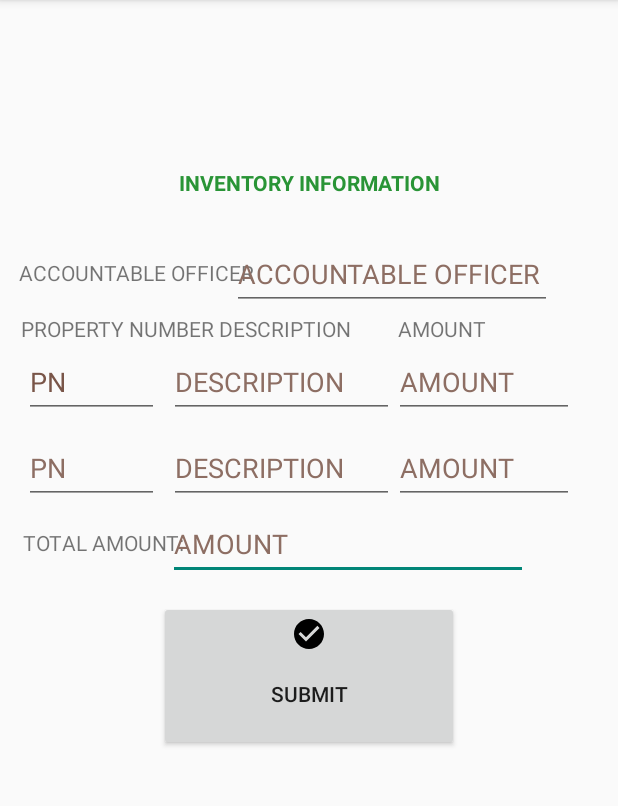
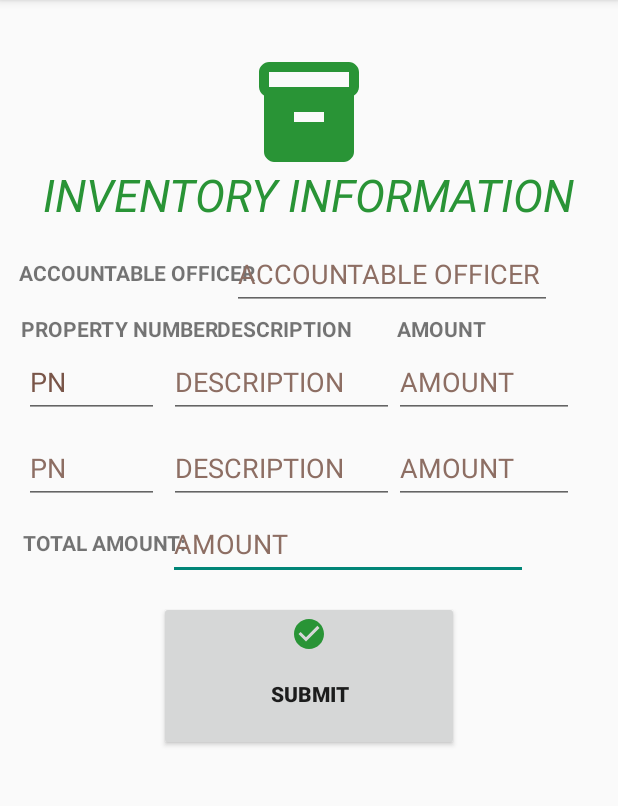
Before and after one commit to froilaaaaan1/Intro_To_Views_Aquino, an Android app: the screen it shows after launch (MainActivity), on a phone screen of 412 x 824 dp, the part 84-890 px from its top. Run offline under Robolectric (Android 15) with nearby library versions, the phone set to English and light mode, and no system bars.

Commit message:
update point #8 done ch1

```diff
--- a/app/src/main/res/drawable/baseline_check_circle_24.xml
+++ b/app/src/main/res/drawable/baseline_check_circle_24.xml
@@ -1,4 +1,4 @@
-<vector android:height="24dp" android:tint="#000000"
+<vector android:height="24dp" android:tint="@color/action"
     android:viewportHeight="24" android:viewportWidth="24"
     android:width="24dp" xmlns:android="http://schemas.android.com/apk/res/android">
     <path android:fillColor="@color/action" android:pathData="M12,2C6.48,2 2,6.48 2,12s4.48,10 10,10 10,-4.48 10,-10S17.52,2 12,2zM10,17l-5,-5 1.41,-1.41L10,14.17l7.59,-7.59L19,8l-9,9z"/>
--- a/app/src/main/res/drawable/baseline_inventory_24.xml
+++ b/app/src/main/res/drawable/baseline_inventory_24.xml
@@ -1,5 +1,5 @@
-<vector android:height="24dp" android:tint="#000000"
+<vector android:height="80dp" android:tint="@color/action"
     android:viewportHeight="24" android:viewportWidth="24"
-    android:width="24dp" xmlns:android="http://schemas.android.com/apk/res/android">
-    <path android:fillColor="@android:color/white" android:pathData="M20,2L4,2c-1,0 -2,0.9 -2,2v3.01c0,0.72 0.43,1.34 1,1.69L3,20c0,1.1 1.1,2 2,2h14c0.9,0 2,-0.9 2,-2L21,8.7c0.57,-0.35 1,-0.97 1,-1.69L22,4c0,-1.1 -1,-2 -2,-2zM15,14L9,14v-2h6v2zM20,7L4,7L4,4l16,-0.02L20,7z"/>
+    android:width="80dp" xmlns:android="http://schemas.android.com/apk/res/android">
+    <path android:fillColor="@color/action" android:pathData="M20,2L4,2c-1,0 -2,0.9 -2,2v3.01c0,0.72 0.43,1.34 1,1.69L3,20c0,1.1 1.1,2 2,2h14c0.9,0 2,-0.9 2,-2L21,8.7c0.57,-0.35 1,-0.97 1,-1.69L22,4c0,-1.1 -1,-2 -2,-2zM15,14L9,14v-2h6v2zM20,7L4,7L4,4l16,-0.02L20,7z"/>
 </vector>
--- a/app/src/main/res/layout/activity_main.xml
+++ b/app/src/main/res/layout/activity_main.xml
@@ -9,13 +9,22 @@
     <ImageView
         android:layout_width="wrap_content"
         android:layout_height="wrap_content"
+        android:background="@drawable/baseline_inventory_24"
+        app:layout_constraintBottom_toBottomOf="parent"
+        app:layout_constraintEnd_toEndOf="parent"
+        app:layout_constraintStart_toStartOf="parent"
+        app:layout_constraintTop_toTopOf="parent"
+        app:layout_constraintVertical_bias="0.05"
+        app:layout_constraintHorizontal_bias="0.50"
         />
 
     <TextView
         android:layout_width="wrap_content"
         android:layout_height="wrap_content"
         android:text="@string/inventory_information"
-        android:textStyle="bold"
+        android:textStyle="italic"
+
+        android:textSize="30dp"
         android:textColor="@color/action"
         app:layout_constraintBottom_toBottomOf="parent"
         app:layout_constraintEnd_toEndOf="parent"
@@ -25,6 +34,7 @@
         app:layout_constraintHorizontal_bias="0.50"/>
 
     <TextView
+        android:textStyle="bold"
         android:layout_width="wrap_content"
         android:layout_height="wrap_content"
         android:text="@string/accountable_officer"
@@ -38,6 +48,7 @@
     <TextView
         android:layout_width="wrap_content"
         android:layout_height="wrap_content"
+        android:textStyle="bold"
         android:text="@string/property_number"
         app:layout_constraintBottom_toBottomOf="parent"
         app:layout_constraintEnd_toEndOf="parent"
@@ -49,6 +60,7 @@
     <TextView
         android:layout_width="wrap_content"
         android:layout_height="wrap_content"
+        android:textStyle="bold"
         android:text="@string/description"
         app:layout_constraintBottom_toBottomOf="parent"
         app:layout_constraintEnd_toEndOf="parent"
@@ -60,6 +72,7 @@
     <TextView
         android:layout_width="wrap_content"
         android:layout_height="wrap_content"
+        android:textStyle="bold"
         android:text="@string/amount"
         app:layout_constraintBottom_toBottomOf="parent"
         app:layout_constraintEnd_toEndOf="parent"
@@ -70,6 +83,7 @@
 
     <TextView
         android:layout_width="wrap_content"
+        android:textStyle="bold"
         android:layout_height="wrap_content"
         android:text="@string/total_amount"
         app:layout_constraintBottom_toBottomOf="parent"
@@ -228,6 +242,7 @@
         android:layout_width="200dp"
         android:layout_height="100dp"
         android:text="@string/submit"
+        android:textStyle="bold"
         app:layout_constraintBottom_toBottomOf="parent"
         app:layout_constraintEnd_toEndOf="parent"
         app:layout_constraintStart_toStartOf="parent"
```
